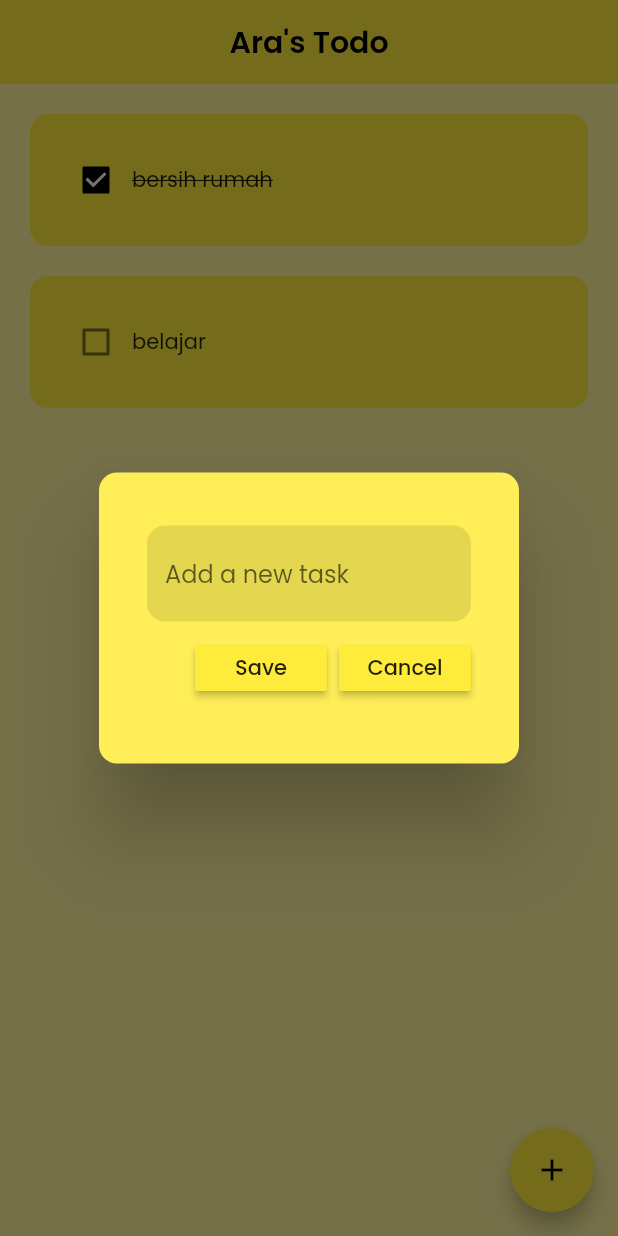
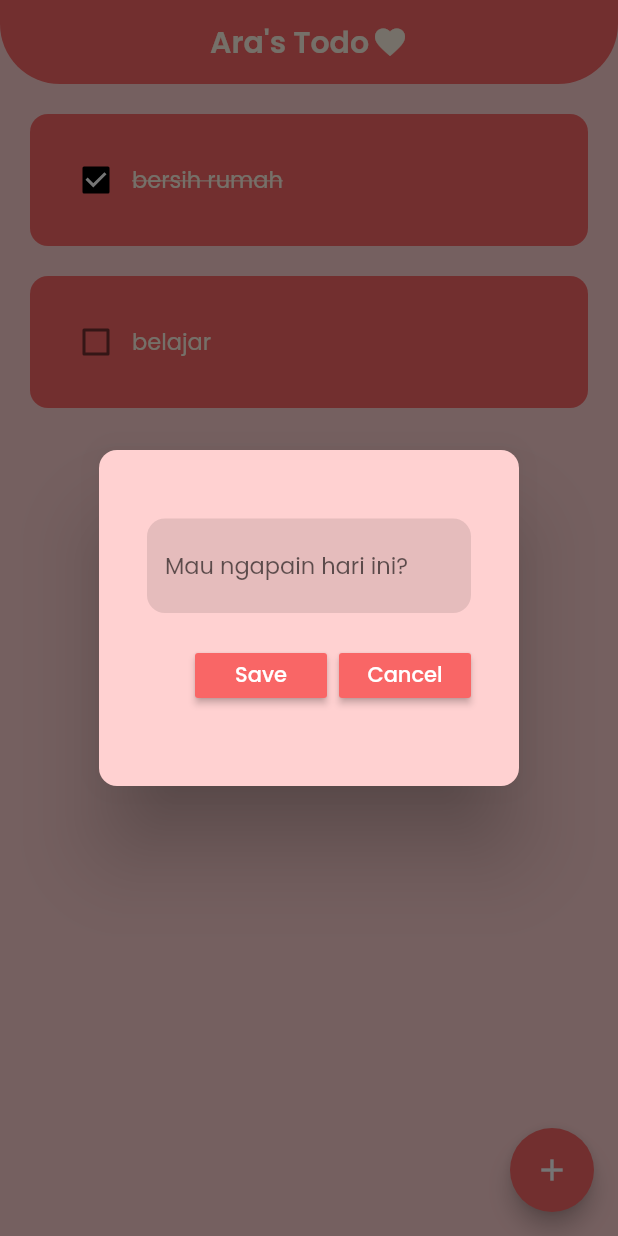
Before and after one commit to fauzirramadan/todolist_hive, a Flutter app: the screen it shows after launch, after a tap on the "add" icon, on a phone screen of 412 x 824 dp. Run offline on Flutter 3.47's test engine with Material 2 defaults, Android fonts, the phone set to English and light mode, and no system bars; drawn by our look-alikes of flutter_slidable; our stand-ins replace google_fonts.

Commit message:
fix color and app bar

```diff
--- a/lib/main.dart
+++ b/lib/main.dart
@@ -1,6 +1,7 @@
 import 'package:flutter/material.dart';
 import 'package:google_fonts/google_fonts.dart';
 import 'package:todolist_hive/ui/home.dart';
+import 'package:todolist_hive/utils/colors.dart';
 
 void main() {
   runApp(const MyApp());
@@ -14,7 +15,7 @@ class MyApp extends StatelessWidget {
       debugShowCheckedModeBanner: false,
       theme: ThemeData(
         textTheme: GoogleFonts.poppinsTextTheme(),
-        primarySwatch: Colors.yellow,
+        primarySwatch: color2,
       ),
       home: const HomePage(),
     );
--- a/lib/ui/home.dart
+++ b/lib/ui/home.dart
@@ -1,4 +1,5 @@
 import 'package:flutter/material.dart';
+import 'package:todolist_hive/utils/colors.dart';
 import 'package:todolist_hive/utils/dialog_box.dart';
 
 import '../utils/todo_tile.dart';
@@ -13,6 +14,7 @@ class HomePage extends StatefulWidget {
 class _HomePageState extends State<HomePage> {
   // text controller
   final _controller = TextEditingController();
+  final _keyForm = GlobalKey<FormState>();
 
   @override
   void dispose() {
@@ -35,11 +37,13 @@ class _HomePageState extends State<HomePage> {
 
   // save new task
   void saveNewTask() {
+    if (_keyForm.currentState!.validate()) {
       setState(() {
         toDoList.add([_controller.text, false]);
         _controller.clear();
       });
       Navigator.pop(context);
+    }
   }
 
   // create a new task
@@ -49,6 +53,7 @@ class _HomePageState extends State<HomePage> {
         builder: (_) => DialogBox(
               controller: _controller,
               onSave: saveNewTask,
+              keyForm: _keyForm,
             ));
   }
 
@@ -62,20 +67,46 @@ class _HomePageState extends State<HomePage> {
   @override
   Widget build(BuildContext context) {
     return Scaffold(
-      backgroundColor: Colors.yellow[200],
+      backgroundColor: color1,
       appBar: AppBar(
+        shape: const RoundedRectangleBorder(
+            borderRadius: BorderRadius.only(
+                bottomLeft: Radius.circular(40),
+                bottomRight: Radius.circular(40))),
         elevation: 0,
-        centerTitle: true,
-        title: const Text(
+        title: Row(
+          mainAxisAlignment: MainAxisAlignment.center,
+          children: const [
+            Text(
               "Ara's Todo",
-          style: TextStyle(fontWeight: FontWeight.w600),
+              style: TextStyle(fontWeight: FontWeight.w600, color: textColor),
+            ),
+            SizedBox(
+              width: 2,
+            ),
+            Icon(
+              Icons.favorite,
+              color: textColor,
+            )
+          ],
         ),
       ),
       floatingActionButton: FloatingActionButton(
+        backgroundColor: color2,
         onPressed: createNewTask,
         child: const Icon(Icons.add),
       ),
-      body: ListView.builder(
+      body: toDoList.isEmpty
+          ? Center(
+              child: SizedBox(
+                width: MediaQuery.of(context).size.width * 0.8,
+                child: const Text(
+                  "Pencet tombol dibawah ya cantik untuk nambahin todo list nya",
+                  textAlign: TextAlign.center,
+                ),
+              ),
+            )
+          : ListView.builder(
               itemCount: toDoList.length,
               itemBuilder: (context, index) {
                 return ToDoTile(
--- /dev/null
+++ b/lib/utils/colors.dart
@@ -0,0 +1,18 @@
+import 'package:flutter/material.dart';
+
+Map<int, Color> color = {
+  50: const Color.fromRGBO(136, 14, 79, .1),
+  100: const Color.fromRGBO(136, 14, 79, .2),
+  200: const Color.fromRGBO(136, 14, 79, .3),
+  300: const Color.fromRGBO(136, 14, 79, .4),
+  400: const Color.fromRGBO(136, 14, 79, .5),
+  500: const Color.fromRGBO(136, 14, 79, .6),
+  600: const Color.fromRGBO(136, 14, 79, .7),
+  700: const Color.fromRGBO(136, 14, 79, .8),
+  800: const Color.fromRGBO(136, 14, 79, .9),
+  900: const Color.fromRGBO(136, 14, 79, 1),
+};
+
+const Color color1 = Color(0xffFFD1D1);
+MaterialColor color2 = MaterialColor(0xffF96666, color);
+const Color textColor = Color(0xffFFF5E4);
--- a/lib/utils/dialog_box.dart
+++ b/lib/utils/dialog_box.dart
@@ -1,29 +1,43 @@
 import 'package:flutter/material.dart';
+import 'package:todolist_hive/utils/colors.dart';
 import 'package:todolist_hive/utils/my_button.dart';
 
 class DialogBox extends StatelessWidget {
+  final GlobalKey<FormState> keyForm;
   final VoidCallback onSave;
   final TextEditingController controller;
-  const DialogBox({super.key, required this.controller, required this.onSave});
+  const DialogBox(
+      {super.key,
+      required this.controller,
+      required this.onSave,
+      required this.keyForm});
 
   @override
   Widget build(BuildContext context) {
     return AlertDialog(
       shape: RoundedRectangleBorder(borderRadius: BorderRadius.circular(12)),
-      backgroundColor: Colors.yellow[400],
-      content: Container(
+      backgroundColor: color1,
+      content: Form(
+        key: keyForm,
+        child: Container(
           padding: const EdgeInsets.all(8),
-        height: 150,
+          height: 180,
           child: Column(
             mainAxisAlignment: MainAxisAlignment.spaceEvenly,
             children: [
               TextFormField(
+                style: const TextStyle(fontSize: 15),
+                validator: (value) {
+                  return controller.value.text.isEmpty
+                      ? "Isi dulu ya cantik"
+                      : null;
+                },
                 controller: controller,
                 decoration: InputDecoration(
                     border: OutlineInputBorder(
                         borderRadius: BorderRadius.circular(12),
                         borderSide: BorderSide.none),
-                  hintText: "Add a new task",
+                    hintText: "Mau ngapain hari ini?",
                     filled: true,
                     fillColor: Colors.black.withOpacity(0.1)),
               ),
@@ -32,6 +46,7 @@ class DialogBox extends StatelessWidget {
                 children: [
                   // save button
                   MyButton(text: "Save", onPressed: onSave),
+
                   const SizedBox(
                     width: 8,
                   ),
@@ -44,6 +59,7 @@ class DialogBox extends StatelessWidget {
             ],
           ),
         ),
+      ),
     );
   }
 }
--- a/lib/utils/my_button.dart
+++ b/lib/utils/my_button.dart
@@ -11,7 +11,10 @@ class MyButton extends StatelessWidget {
       height: 30,
       color: Theme.of(context).primaryColor,
       onPressed: onPressed,
-      child: Text(text),
+      child: Text(
+        text,
+        style: const TextStyle(color: Colors.white),
+      ),
     );
   }
 }
--- a/lib/utils/todo_tile.dart
+++ b/lib/utils/todo_tile.dart
@@ -1,5 +1,6 @@
 import 'package:flutter/material.dart';
 import 'package:flutter_slidable/flutter_slidable.dart';
+import 'package:todolist_hive/utils/colors.dart';
 
 class ToDoTile extends StatelessWidget {
   final String taskName;
@@ -33,7 +34,7 @@ class ToDoTile extends StatelessWidget {
         child: Container(
           padding: const EdgeInsets.all(20),
           decoration: BoxDecoration(
-              color: Colors.yellow, borderRadius: BorderRadius.circular(12)),
+              color: color2, borderRadius: BorderRadius.circular(12)),
           child: Row(
             children: [
               // checkbox
@@ -47,6 +48,8 @@ class ToDoTile extends StatelessWidget {
                 child: Text(
                   taskName,
                   style: TextStyle(
+                      fontSize: 15,
+                      color: textColor,
                       overflow: TextOverflow.ellipsis,
                       decoration: isCompleted
                           ? TextDecoration.lineThrough
```
Lines whose indentation alone changed are shown as unchanged.
